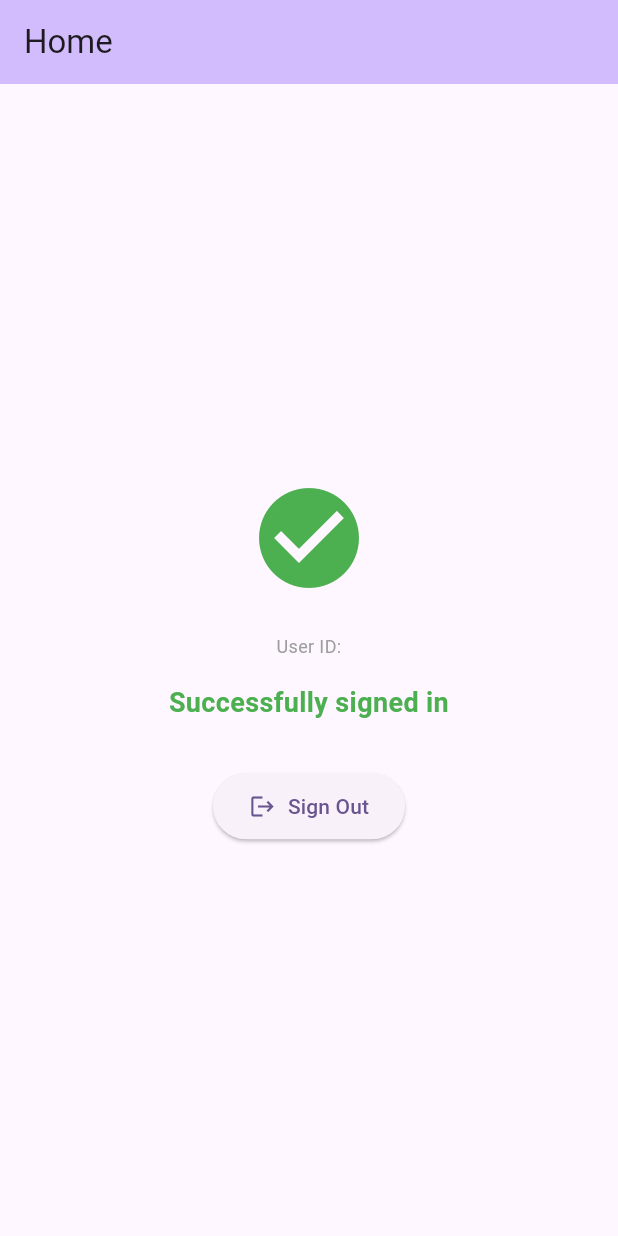
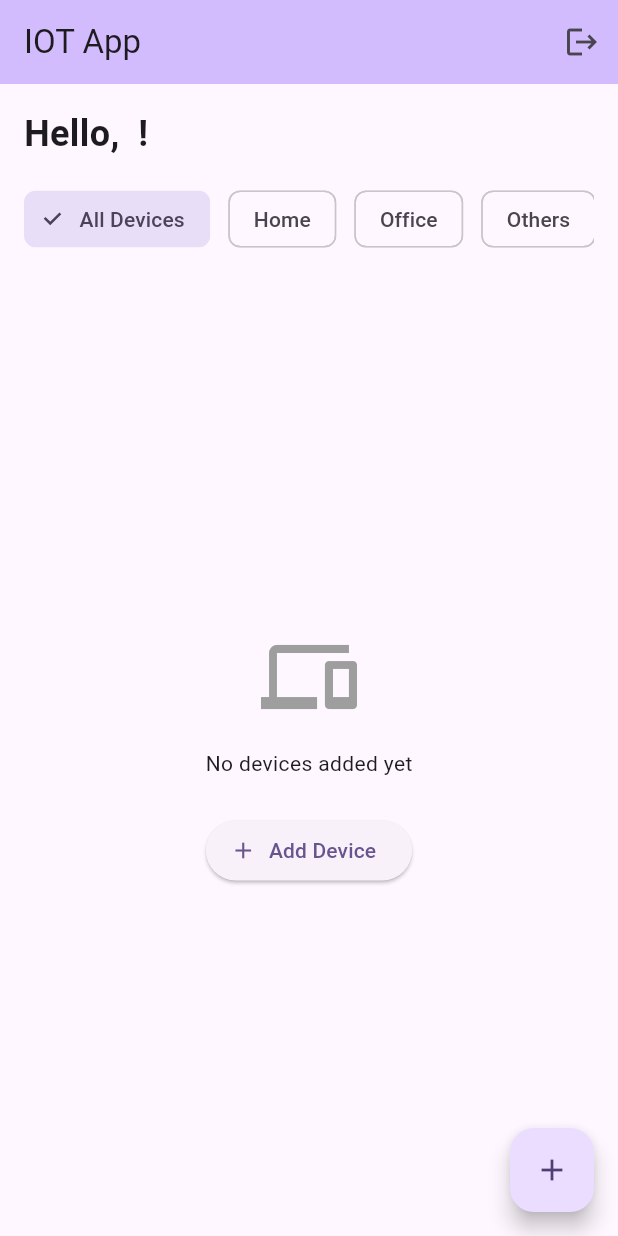
Before and after one commit to rohitbhagat0911/iot_app, a Flutter app: the screen it shows once a user with an empty profile is signed in, on a phone screen of 412 x 824 dp. Run offline on Flutter 3.47's test engine with Material 3 defaults, Android fonts, the phone set to English and light mode, and no system bars; our stand-ins replace google_sign_in, supabase_flutter; accounts and stored records are empty; network calls fail.

Commit message:
feat: after sign up home page but not same as design

```diff
--- a/lib/main.dart
+++ b/lib/main.dart
@@ -28,44 +28,37 @@ class MyApp extends StatelessWidget {
         colorScheme: ColorScheme.fromSeed(seedColor: Colors.deepPurple),
         useMaterial3: true,
       ),
-      home: const MyHomePage(title: 'Home'),
+      home: StreamBuilder<AuthState>(
+        stream: supabase.auth.onAuthStateChange,
+        builder: (context, snapshot) {
+          if (snapshot.connectionState == ConnectionState.waiting) {
+            return const Scaffold(
+              body: Center(child: CircularProgressIndicator()),
+            );
+          }
+
+          final session = snapshot.data?.session;
+          return session == null ? const AuthScreen() : const HomeScreen();
+        },
+      ),
     );
   }
 }
 
-class MyHomePage extends StatefulWidget {
-  const MyHomePage({super.key, required this.title});
-
-  final String title;
+class AuthScreen extends StatefulWidget {
+  const AuthScreen({super.key});
 
   @override
-  State<MyHomePage> createState() => _MyHomePageState();
+  State<AuthScreen> createState() => _AuthScreenState();
 }
 
-class _MyHomePageState extends State<MyHomePage> {
-  String? _userId;
-  bool _isSignedIn = false;
-  String _statusMessage = 'Not signed in';
-  bool _isLoading = false;
+class _AuthScreenState extends State<AuthScreen> {
   bool _showEmailAuth = false;
-
   final _emailController = TextEditingController();
   final _passwordController = TextEditingController();
   bool _isSignUp = false;
-
-  @override
-  void initState() {
-    super.initState();
-    supabase.auth.onAuthStateChange.listen((event) {
-      setState(() {
-        _userId = event.session?.user.id;
-        _isSignedIn = event.session != null;
-        if (_isSignedIn) {
-          _statusMessage = 'Successfully signed in';
-        }
-      });
-    });
-  }
+  bool _isLoading = false;
+  String _statusMessage = 'Not signed in';
 
   Future<void> _signInWithGoogle() async {
     setState(() {
@@ -80,12 +73,10 @@ class _MyHomePageState extends State<MyHomePage> {
           '351698344205-um6cmo203vt4omah5i60leaqov1dlb6a.apps.googleusercontent.com';
 
       final GoogleSignIn signIn = GoogleSignIn.instance;
-
       unawaited(signIn.initialize(
           clientId: iosClientId, serverClientId: webClientId));
 
       final googleAccount = await signIn.authenticate();
-
       if (googleAccount == null) {
         setState(() {
           _statusMessage = 'Sign in canceled';
@@ -114,18 +105,7 @@ class _MyHomePageState extends State<MyHomePage> {
         accessToken: accessToken,
       );
 
-      setState(() {
-        _isLoading = false;
-      });
-    } on GoogleSignInException catch (e) {
-      setState(() {
-        _isLoading = false;
-        if (e.code == GoogleSignInExceptionCode.canceled) {
-          _statusMessage = 'Authentication canceled';
-        } else {
-          _statusMessage = 'Authentication error: ${e.toString()}';
-        }
-      });
+      setState(() => _isLoading = false);
     } catch (e) {
       setState(() {
         _isLoading = false;
@@ -145,19 +125,11 @@ class _MyHomePageState extends State<MyHomePage> {
         email: _emailController.text.trim(),
         password: _passwordController.text,
       );
-
-      setState(() {
-        _isLoading = false;
-      });
+      setState(() => _isLoading = false);
     } on AuthException catch (e) {
       setState(() {
         _isLoading = false;
         _statusMessage = 'Sign in failed: ${e.message}';
-      });
-    } catch (e) {
-      setState(() {
-        _isLoading = false;
-        _statusMessage = 'Sign in failed: $e';
       });
     }
   }
@@ -176,86 +148,69 @@ class _MyHomePageState extends State<MyHomePage> {
 
       setState(() {
         _isLoading = false;
-        _statusMessage = 'Check your email to verify account';
+        _statusMessage = 'Account created! You can now sign in.';
+        _isSignUp = false;
+        _emailController.clear();
+        _passwordController.clear();
       });
     } on AuthException catch (e) {
       setState(() {
         _isLoading = false;
         _statusMessage = 'Sign up failed: ${e.message}';
       });
-    } catch (e) {
-      setState(() {
-        _isLoading = false;
-        _statusMessage = 'Sign up failed: $e';
-      });
     }
-  }
-
-  Future<void> _signOut() async {
-    await supabase.auth.signOut();
-    await GoogleSignIn.instance.signOut();
-    setState(() {
-      _statusMessage = 'Signed out';
-      _showEmailAuth = false;
-      _emailController.clear();
-      _passwordController.clear();
-    });
   }
 
   @override
   Widget build(BuildContext context) {
     return Scaffold(
-      appBar: AppBar(
-        title: Text(widget.title),
-        backgroundColor: Theme.of(context).colorScheme.inversePrimary,
-      ),
       body: Center(
         child: Padding(
           padding: const EdgeInsets.all(24.0),
-          child: _isSignedIn
-              ? _buildSignedInView()
-              : _showEmailAuth
-                  ? _buildEmailAuthView()
-                  : _buildSignInOptionsView(),
+          child: !_showEmailAuth
+              ? _buildSignInOptionsView()
+              : _buildEmailAuthView(),
         ),
       ),
     );
   }
 
-  Widget _buildSignedInView() {
+  Widget _buildSignInOptionsView() {
     return Column(
       mainAxisAlignment: MainAxisAlignment.center,
-      children: <Widget>[
-        Icon(
-          Icons.check_circle,
-          size: 80,
-          color: Colors.green,
-        ),
+      children: [
+        const Icon(Icons.account_circle, size: 80, color: Colors.grey),
         const SizedBox(height: 24),
-        if (_userId != null)
-          Text(
-            'User ID: $_userId',
-            style: const TextStyle(fontSize: 12, color: Colors.grey),
-            textAlign: TextAlign.center,
-          ),
-        const SizedBox(height: 16),
-        Text(
-          _statusMessage,
-          style: const TextStyle(
-            color: Colors.green,
-            fontSize: 18,
-            fontWeight: FontWeight.bold,
-          ),
-          textAlign: TextAlign.center,
+        const Text(
+          'Welcome to IOT App',
+          style: TextStyle(fontSize: 20, fontWeight: FontWeight.bold),
         ),
         const SizedBox(height: 32),
         ElevatedButton.icon(
-          onPressed: _signOut,
-          icon: const Icon(Icons.logout),
-          label: const Text('Sign Out'),
-          style: ElevatedButton.styleFrom(
-            padding: const EdgeInsets.symmetric(horizontal: 24, vertical: 12),
+          onPressed: _isLoading ? null : _signInWithGoogle,
+          icon: _isLoading
+              ? const SizedBox(
+                  width: 20,
+                  height: 20,
+                  child: CircularProgressIndicator(strokeWidth: 2),
+                )
+              : const Icon(Icons.login),
+          label: const Text('Continue with Google'),
         ),
+        const SizedBox(height: 32),
+        const Divider(),
+        const SizedBox(height: 32),
+        OutlinedButton.icon(
+          onPressed: _isLoading
+              ? null
+              : () {
+                  setState(() {
+                    _showEmailAuth = true;
+                    _statusMessage = 'Not signed in';
+                  });
+                },
+          icon: const Icon(Icons.email),
+          label: const Text('Continue with Email'),
         ),
       ],
     );
@@ -265,11 +220,10 @@ class _MyHomePageState extends State<MyHomePage> {
     return SingleChildScrollView(
       child: Column(
         mainAxisAlignment: MainAxisAlignment.center,
-        children: <Widget>[
+        children: [
           const Text(
             'Email Authentication',
             style: TextStyle(fontSize: 24, fontWeight: FontWeight.bold),
-            textAlign: TextAlign.center,
           ),
           const SizedBox(height: 32),
           TextField(
@@ -277,10 +231,8 @@ class _MyHomePageState extends State<MyHomePage> {
             keyboardType: TextInputType.emailAddress,
             decoration: InputDecoration(
               labelText: 'Email',
-              hintText: 'Enter your email',
-              border: OutlineInputBorder(
-                borderRadius: BorderRadius.circular(8),
-              ),
+              border:
+                  OutlineInputBorder(borderRadius: BorderRadius.circular(8)),
               prefixIcon: const Icon(Icons.email),
             ),
           ),
@@ -290,10 +242,8 @@ class _MyHomePageState extends State<MyHomePage> {
             obscureText: true,
             decoration: InputDecoration(
               labelText: 'Password',
-              hintText: 'Enter your password',
-              border: OutlineInputBorder(
-                borderRadius: BorderRadius.circular(8),
-              ),
+              border:
+                  OutlineInputBorder(borderRadius: BorderRadius.circular(8)),
               prefixIcon: const Icon(Icons.lock),
             ),
           ),
@@ -306,13 +256,10 @@ class _MyHomePageState extends State<MyHomePage> {
               child: Text(
                 _statusMessage,
                 style: TextStyle(
-                  color: _statusMessage.contains('failed') ||
-                          _statusMessage.contains('error')
+                  color: _statusMessage.contains('failed')
                       ? Colors.red
                       : Colors.orange,
-                  fontSize: 14,
                 ),
-                textAlign: TextAlign.center,
               ),
             ),
           SizedBox(
@@ -332,9 +279,7 @@ class _MyHomePageState extends State<MyHomePage> {
           ),
           const SizedBox(height: 16),
           GestureDetector(
-            onTap: _isLoading
-                ? null
-                : () {
+            onTap: () {
               setState(() {
                 _isSignUp = !_isSignUp;
                 _statusMessage = 'Not signed in';
@@ -352,96 +297,16 @@ class _MyHomePageState extends State<MyHomePage> {
           ),
           const SizedBox(height: 24),
           OutlinedButton(
-            onPressed: _isLoading
-                ? null
-                : () {
+            onPressed: () {
               setState(() {
                 _showEmailAuth = false;
                 _statusMessage = 'Not signed in';
               });
             },
-            child: const Text('Back to Sign In Options'),
+            child: const Text('Back'),
           ),
         ],
       ),
-    );
-  }
-
-  Widget _buildSignInOptionsView() {
-    return Column(
-      mainAxisAlignment: MainAxisAlignment.center,
-      children: <Widget>[
-        Icon(
-          Icons.account_circle,
-          size: 80,
-          color: Colors.grey,
-        ),
-        const SizedBox(height: 24),
-        const Text(
-          'No user signed in',
-          style: TextStyle(fontSize: 16, color: Colors.grey),
-        ),
-        const SizedBox(height: 16),
-        Text(
-          _statusMessage,
-          style: TextStyle(
-            color: _statusMessage.contains('canceled')
-                ? Colors.orange
-                : _statusMessage.contains('failed') ||
-                        _statusMessage.contains('error')
-                    ? Colors.red
-                    : Colors.grey,
-            fontSize: 18,
-            fontWeight: FontWeight.bold,
-          ),
-          textAlign: TextAlign.center,
-        ),
-        const SizedBox(height: 32),
-        ElevatedButton.icon(
-          onPressed: _isLoading ? null : _signInWithGoogle,
-          icon: _isLoading
-              ? const SizedBox(
-                  width: 20,
-                  height: 20,
-                  child: CircularProgressIndicator(strokeWidth: 2),
-                )
-              : const Icon(Icons.login),
-          label: const Text('Continue with Google'),
-          style: ElevatedButton.styleFrom(
-            padding: const EdgeInsets.symmetric(horizontal: 24, vertical: 12),
-          ),
-        ),
-        const SizedBox(height: 16),
-        const Text(
-          'Sign in or sign up using your Google account',
-          style: TextStyle(fontSize: 12, color: Colors.grey),
-          textAlign: TextAlign.center,
-        ),
-        const SizedBox(height: 32),
-        const Divider(),
-        const SizedBox(height: 32),
-        OutlinedButton.icon(
-          onPressed: _isLoading
-              ? null
-              : () {
-                  setState(() {
-                    _showEmailAuth = true;
-                    _statusMessage = 'Not signed in';
-                  });
-                },
-          icon: const Icon(Icons.email),
-          label: const Text('Continue with Email'),
-          style: OutlinedButton.styleFrom(
-            padding: const EdgeInsets.symmetric(horizontal: 24, vertical: 12),
-          ),
-        ),
-        const SizedBox(height: 16),
-        const Text(
-          'Sign in or sign up using email and password',
-          style: TextStyle(fontSize: 12, color: Colors.grey),
-          textAlign: TextAlign.center,
-        ),
-      ],
     );
   }
 
@@ -452,3 +317,173 @@ class _MyHomePageState extends State<MyHomePage> {
     super.dispose();
   }
 }
+
+class HomeScreen extends StatefulWidget {
+  const HomeScreen({super.key});
+
+  @override
+  State<HomeScreen> createState() => _HomeScreenState();
+}
+
+class _HomeScreenState extends State<HomeScreen> {
+  String selectedTab = 'All Devices';
+  List<Map<String, dynamic>> devices = [];
+  bool isLoading = true;
+
+  @override
+  void initState() {
+    super.initState();
+    _fetchDevices();
+  }
+
+  Future<void> _fetchDevices() async {
+    try {
+      final userId = supabase.auth.currentUser?.id;
+      if (userId != null) {
+        final response =
+            await supabase.from('devices').select().eq('user_id', userId);
+        setState(() {
+          devices = List<Map<String, dynamic>>.from(response);
+          isLoading = false;
+        });
+      }
+    } catch (e) {
+      setState(() => isLoading = false);
+      if (mounted) {
+        ScaffoldMessenger.of(context).showSnackBar(
+          SnackBar(content: Text('Error loading devices: $e')),
+        );
+      }
+    }
+  }
+
+  Future<void> _signOut() async {
+    await supabase.auth.signOut();
+    await GoogleSignIn.instance.signOut();
+  }
+
+  @override
+  Widget build(BuildContext context) {
+    final user = supabase.auth.currentUser;
+    final userName = user?.email?.split('@')[0] ?? 'User';
+
+    return Scaffold(
+      appBar: AppBar(
+        title: const Text('IOT App'),
+        backgroundColor: Theme.of(context).colorScheme.inversePrimary,
+        actions: [
+          IconButton(
+            icon: const Icon(Icons.logout),
+            onPressed: _signOut,
+          ),
+        ],
+      ),
+      body: Column(
+        children: [
+          Padding(
+            padding: const EdgeInsets.all(16.0),
+            child: Column(
+              crossAxisAlignment: CrossAxisAlignment.start,
+              children: [
+                Text(
+                  'Hello, $userName !',
+                  style: const TextStyle(
+                    fontSize: 24,
+                    fontWeight: FontWeight.bold,
+                  ),
+                ),
+                const SizedBox(height: 16),
+                SingleChildScrollView(
+                  scrollDirection: Axis.horizontal,
+                  child: Row(
+                    children:
+                        ['All Devices', 'Home', 'Office', 'Others'].map((tab) {
+                      final isSelected = selectedTab == tab;
+                      return Padding(
+                        padding: const EdgeInsets.only(right: 12.0),
+                        child: FilterChip(
+                          label: Text(tab),
+                          selected: isSelected,
+                          onSelected: (selected) {
+                            setState(() => selectedTab = tab);
+                          },
+                        ),
+                      );
+                    }).toList(),
+                  ),
+                ),
+              ],
+            ),
+          ),
+          Expanded(
+            child: isLoading
+                ? const Center(child: CircularProgressIndicator())
+                : devices.isEmpty
+                    ? Center(
+                        child: Column(
+                          mainAxisAlignment: MainAxisAlignment.center,
+                          children: [
+                            const Icon(Icons.devices,
+                                size: 64, color: Colors.grey),
+                            const SizedBox(height: 16),
+                            const Text('No devices added yet'),
+                            const SizedBox(height: 24),
+                            ElevatedButton.icon(
+                              onPressed: () {
+                                // Navigate to Add Device screen
+                                ScaffoldMessenger.of(context).showSnackBar(
+                                  const SnackBar(
+                                    content:
+                                        Text('Add Device screen coming soon'),
+                                  ),
+                                );
+                              },
+                              icon: const Icon(Icons.add),
+                              label: const Text('Add Device'),
+                            ),
+                          ],
+                        ),
+                      )
+                    : ListView.builder(
+                        padding: const EdgeInsets.all(16),
+                        itemCount: devices.length,
+                        itemBuilder: (context, index) {
+                          final device = devices[index];
+                          return Card(
+                            margin: const EdgeInsets.only(bottom: 12),
+                            child: ListTile(
+                              leading: const Icon(Icons.lightbulb,
+                                  color: Colors.orange),
+                              title: Text(device['device_name'] ?? 'Unknown'),
+                              subtitle: Text(
+                                'Type: ${device['product_type'] ?? 'N/A'}\nMAC: ${device['bluetooth_mac_address'] ?? 'N/A'}',
+                              ),
+                              trailing: IconButton(
+                                icon: const Icon(Icons.edit),
+                                onPressed: () {
+                                  ScaffoldMessenger.of(context).showSnackBar(
+                                    const SnackBar(
+                                      content: Text('Edit device coming soon'),
+                                    ),
+                                  );
+                                },
+                              ),
+                            ),
+                          );
+                        },
+                      ),
+          ),
+        ],
+      ),
+      floatingActionButton: FloatingActionButton(
+        onPressed: () {
+          // Navigate to Add Device screen
+          ScaffoldMessenger.of(context).showSnackBar(
+            const SnackBar(content: Text('Add Device screen coming soon')),
+          );
+        },
+        child: const Icon(Icons.add),
+      ),
+    );
+  }
+}
```
Lines whose indentation alone changed are shown as unchanged.
